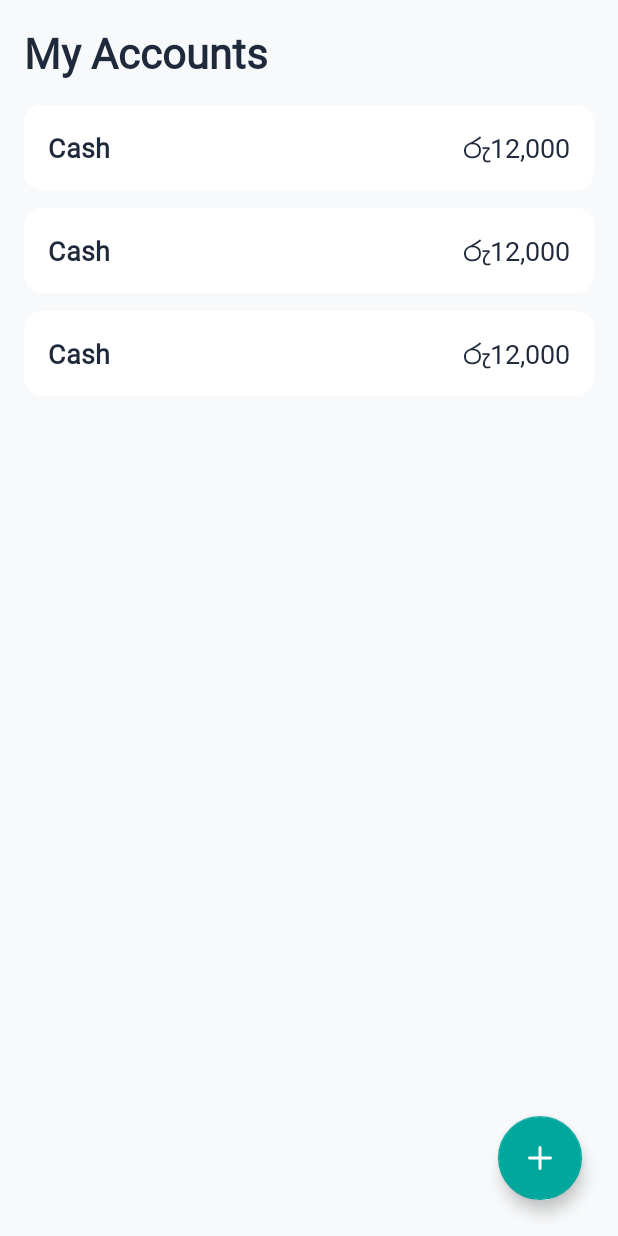
After one commit to Viranya2006/FinTrack, an Android app: the layout activity_accounts.xml on its own in the app's theme, with its tools: preview values and no code run, on a phone screen of 412 x 824 dp. The commit adds this screen. Run offline under Robolectric (Android 15) with nearby library versions, the phone set to English and light mode, and no system bars; Roboto replaces fonts that are not available here.

Commit message:
features added

```diff
--- /dev/null
+++ b/app/src/main/res/layout/account_item.xml
@@ -0,0 +1,34 @@
+<?xml version="1.0" encoding="utf-8"?>
+<RelativeLayout xmlns:android="http://schemas.android.com/apk/res/android"
+    xmlns:tools="http://schemas.android.com/tools"
+    android:layout_width="match_parent"
+    android:layout_height="wrap_content"
+    android:background="@drawable/card_background"
+    android:padding="16dp"
+    android:layout_marginStart="16dp"
+    android:layout_marginEnd="16dp"
+    android:layout_marginBottom="12dp">
+
+    <TextView
+        android:id="@+id/tv_account_name"
+        android:layout_width="wrap_content"
+        android:layout_height="wrap_content"
+        android:layout_alignParentStart="true"
+        android:layout_centerVertical="true"
+        android:fontFamily="@font/poppins"
+        android:textColor="@color/text_primary"
+        android:textSize="18sp"
+        android:textStyle="bold"
+        tools:text="Cash" />
+
+    <TextView
+        android:id="@+id/tv_account_balance"
+        android:layout_width="wrap_content"
+        android:layout_height="wrap_content"
+        android:layout_alignParentEnd="true"
+        android:layout_centerVertical="true"
+        android:textColor="@color/text_primary"
+        android:textSize="18sp"
+        tools:text="රු12,000" />
+
+</RelativeLayout>
--- /dev/null
+++ b/app/src/main/res/layout/activity_accounts.xml
@@ -0,0 +1,59 @@
+<?xml version="1.0" encoding="utf-8"?>
+<RelativeLayout xmlns:android="http://schemas.android.com/apk/res/android"
+    xmlns:app="http://schemas.android.com/apk/res-auto"
+    xmlns:tools="http://schemas.android.com/tools"
+    android:layout_width="match_parent"
+    android:layout_height="match_parent"
+    tools:context=".AccountsActivity">
+
+    <LinearLayout
+        android:id="@+id/header_layout_accounts"
+        android:layout_width="match_parent"
+        android:layout_height="wrap_content"
+        android:orientation="vertical"
+        android:padding="16dp">
+
+        <TextView
+            android:layout_width="wrap_content"
+            android:layout_height="wrap_content"
+            android:fontFamily="@font/poppins"
+            android:text="My Accounts"
+            android:textColor="@color/text_primary"
+            android:textSize="28sp"
+            android:textStyle="bold" />
+    </LinearLayout>
+
+    <!-- List to display accounts -->
+    <androidx.recyclerview.widget.RecyclerView
+        android:id="@+id/rv_accounts"
+        android:layout_width="match_parent"
+        android:layout_height="match_parent"
+        android:layout_below="@id/header_layout_accounts"
+        tools:listitem="@layout/account_item" />
+
+    <!-- Empty state message -->
+    <TextView
+        android:id="@+id/tv_empty_accounts"
+        android:layout_width="wrap_content"
+        android:layout_height="wrap_content"
+        android:layout_centerInParent="true"
+        android:text="No accounts found.\nTap the '+' button to add one!"
+        android:textAlignment="center"
+        android:textColor="@color/text_secondary"
+        android:textSize="16sp"
+        android:visibility="gone" />
+
+    <!-- FAB to add new accounts -->
+    <com.google.android.material.floatingactionbutton.FloatingActionButton
+        android:id="@+id/fab_add_account"
+        android:layout_width="wrap_content"
+        android:layout_height="wrap_content"
+        android:layout_alignParentEnd="true"
+        android:layout_alignParentBottom="true"
+        android:layout_margin="24dp"
+        android:src="@drawable/ic_add"
+        app:backgroundTint="@color/teal_green"
+        app:tint="@color/surface"
+        android:contentDescription="Add Account" />
+
+</RelativeLayout>
```
Also changed, not shown: app/src/main/AndroidManifest.xml (+5 -3 lines), app/src/main/java/com/viranya/fintrack/AccountsActivity.java (added, +108 -0 lines), app/src/main/java/com/viranya/fintrack/adapter/AccountAdapter.java (added, +59 -0 lines), app/src/main/java/com/viranya/fintrack/fragment/ProfileFragment.java (+93 -43 lines), app/src/main/res/layout/bottom_sheet_add_account.xml (added, +48 -0 lines), app/src/main/res/layout/fragment_profile.xml (+15 -0 lines).
